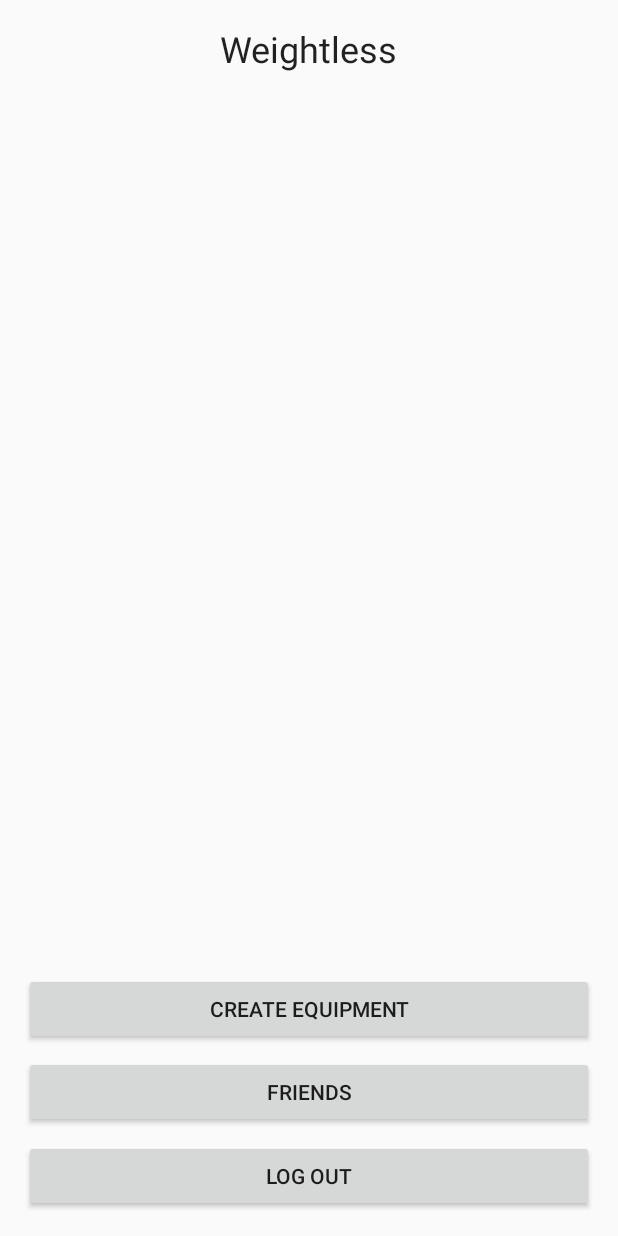
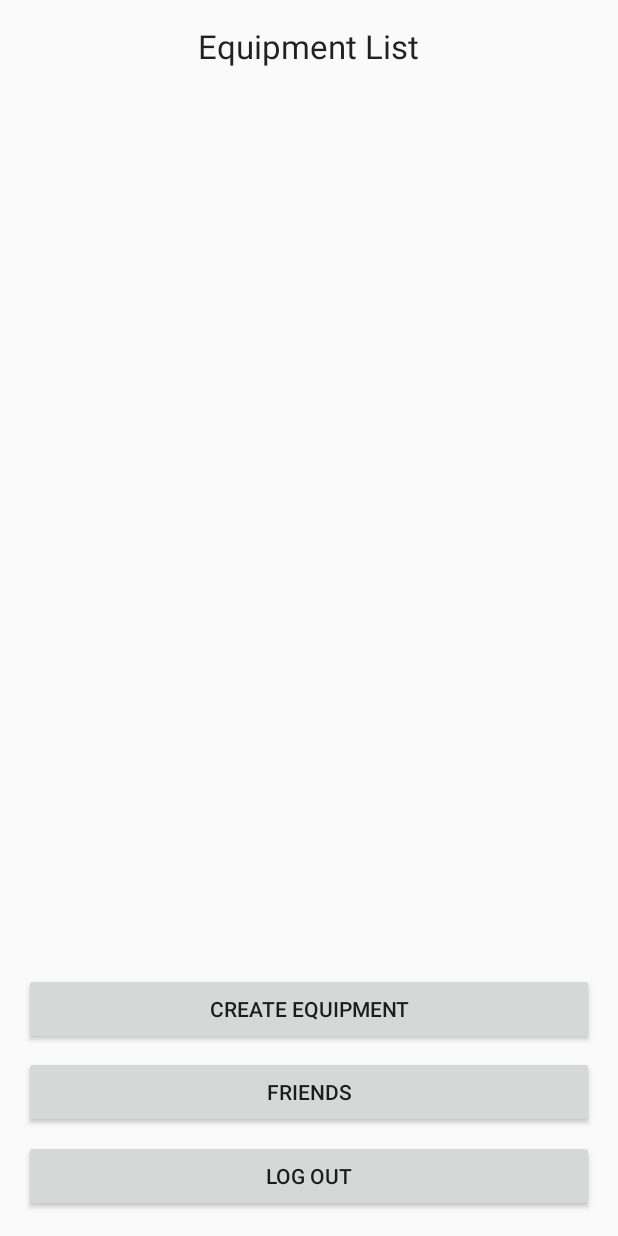
Before and after one commit to miguel-mzbi/APISWeightless, an Android app: the EquipmentList screen opened directly, with no data from a screen before it, on a phone screen of 412 x 824 dp. Run offline under Robolectric (Android 15) with nearby library versions, the phone set to English and light mode, and no system bars; 7 statements that could not run were skipped.

```diff
--- a/Weightless/app/src/main/AndroidManifest.xml
+++ b/Weightless/app/src/main/AndroidManifest.xml
@@ -19,7 +19,8 @@
         <activity android:name=".EquipmentList" />
         <activity android:name=".CreateEquipment" />
         <activity android:name=".CategoryList" />
-        <activity android:name=".ItemList"></activity>
+        <activity android:name=".ItemList" />
+        <activity android:name=".Friends"></activity>
     </application>
 
 </manifest>
--- a/Weightless/app/src/main/java/com/gabo/weightless/DB/DBHelper.java
+++ b/Weightless/app/src/main/java/com/gabo/weightless/DB/DBHelper.java
@@ -27,6 +27,7 @@ public class DBHelper extends SQLiteOpenHelper {
     private static final String EQUIPMENTTABLE = "EQUIPMENTS";
     private static final String CATEGORYTABLE = "CATEGORIES";
     private static final String ITEMTABLE = "ITEMS";
+    private static final String SHAREDEQUIPMENTTABLE = "SHAREDEQUIPMENT";
 
     private static final String DATABASE = "weightless.db";
     private static final int VERSION = 1;
@@ -40,6 +41,7 @@ public class DBHelper extends SQLiteOpenHelper {
     //FRIENDS
     private static final String C_USER1 = "user1";
     private static final String C_USER2 = "user2";
+    private static final String C_STATUS = "status";
 
     //EQUIPMENT TABLE
     private static final String C_NAME = "name";
@@ -52,6 +54,11 @@ public class DBHelper extends SQLiteOpenHelper {
     private static final String C_QUANTITY = "quantity";
     private static final String C_WEIGHT = "weight";
     private static final String C_CATEGORYID = "categoryID";
+
+    //SHAREDEQUIPMENT
+    //usar C_OWNER
+    private static final String C_FRIEND = "friend";
+    // usar C_EQUIPMENTID
 
     Context context;
 
@@ -69,7 +76,8 @@ public class DBHelper extends SQLiteOpenHelper {
         String creationQueryFriends = "CREATE TABLE " + FRIENDTABLE + "" +
                 " (" + C_ID + " INTEGER PRIMARY KEY, " +
                 C_USER1 + " TEXT, " +
-                C_USER2 + " TEXT) ";
+                C_USER2 + " TEXT, " +
+                C_STATUS + " INTEGER) ";
         String creationQueryEquipment = "CREATE TABLE " + EQUIPMENTTABLE +
                 " (" + C_ID + " INTEGER PRIMARY KEY, " +
                 C_NAME + " TEXT, " +
@@ -84,12 +92,18 @@ public class DBHelper extends SQLiteOpenHelper {
                 C_QUANTITY + " INTEGER, " +
                 C_WEIGHT + " REAL, " +
                 C_CATEGORYID + " INTEGER) ";
+        String creationQuerySharedEquipment = "CREATE TABLE " + SHAREDEQUIPMENTTABLE +
+                " (" + C_ID + " INTEGER PRIMARY KEY, " +
+                C_OWNER + " TEXT, " +
+                C_FRIEND + " TEXT, " +
+                C_EQUIPMENTID + " INTEGER) ";
 
         db.execSQL(creationQueryUser);
         db.execSQL(creationQueryFriends);
         db.execSQL(creationQueryEquipment);
         db.execSQL(creationQueryCategories);
         db.execSQL(creationQueryItems);
+        db.execSQL(creationQuerySharedEquipment);
     }
 
     @Override
--- a/Weightless/app/src/main/java/com/gabo/weightless/EquipmentList.java
+++ b/Weightless/app/src/main/java/com/gabo/weightless/EquipmentList.java
@@ -48,6 +48,14 @@ public class EquipmentList extends AppCompatActivity {
             }
         });
 
+        Button friendsButton = (Button) findViewById(R.id.friendsButton);
+
+        friendsButton.setOnClickListener(new View.OnClickListener(){
+            public void onClick(View v){
+                friends(v);
+            }
+        });
+
         listView.setOnItemClickListener(new AdapterView.OnItemClickListener() {
 
             @Override
@@ -85,4 +93,10 @@ public class EquipmentList extends AppCompatActivity {
             updateListView();
         }
     }
+
+    public void friends(View v){
+        Intent i = new Intent(this, Friends.class);
+        i.putExtra("user",user);
+        startActivityForResult(i, 0);
+    }
 }
--- a/Weightless/app/src/main/res/layout/activity_equipment_list.xml
+++ b/Weightless/app/src/main/res/layout/activity_equipment_list.xml
@@ -46,12 +46,12 @@
         android:layout_above="@+id/createEquipmentButton" />
 
     <TextView
-        android:text="Weightless"
+        android:text="Equipment List"
         android:layout_width="wrap_content"
         android:layout_height="wrap_content"
         android:id="@+id/textView2"
-        android:textAppearance="@style/TextAppearance.AppCompat.Headline"
         android:layout_alignParentTop="true"
-        android:layout_centerHorizontal="true" />
+        android:layout_centerHorizontal="true"
+        android:textAppearance="@android:style/TextAppearance.DeviceDefault.Large" />
 
 </RelativeLayout>
--- a/Weightless/app/src/main/res/values/strings.xml
+++ b/Weightless/app/src/main/res/values/strings.xml
@@ -1,4 +1,7 @@
 <resources>
     <string name="app_name">Weightless</string>
     <string name="title_activity_category_list">CategoryList</string>
+
+    <!-- TODO: Remove or change this placeholder text -->
+    <string name="hello_blank_fragment">Hello blank fragment</string>
 </resources>
```
Also changed, not shown: Weightless/app/src/main/java/com/gabo/weightless/DialogFragment/NewFriendDialogFragment.java (added, +66 -0 lines), Weightless/app/src/main/java/com/gabo/weightless/Friends.java (added, +44 -0 lines), Weightless/app/src/main/res/layout/activity_friends.xml (added, +48 -0 lines), Weightless/app/src/main/res/layout/activity_item_list.xml (+0 -9 lines), Weightless/app/src/main/res/layout/activity_log_in.xml (+0 -8 lines), Weightless/app/src/main/res/layout/activity_sign_in.xml (+0 -9 lines), Weightless/app/src/main/res/layout/new_friend_dialog.xml (added, +13 -0 lines).
